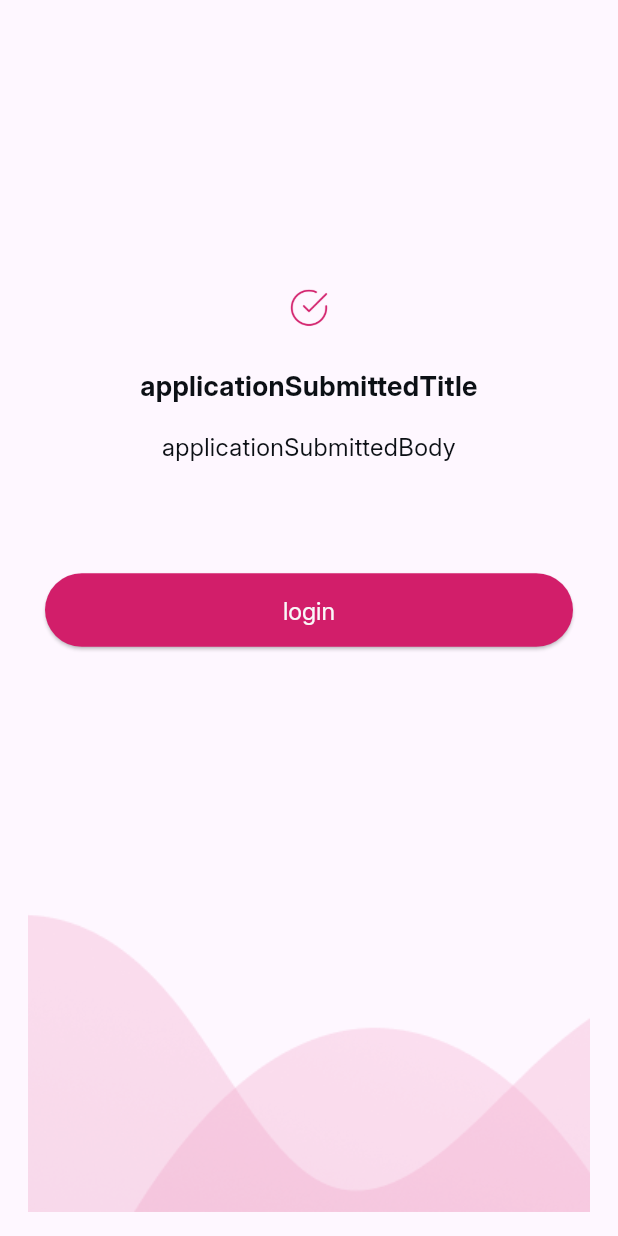
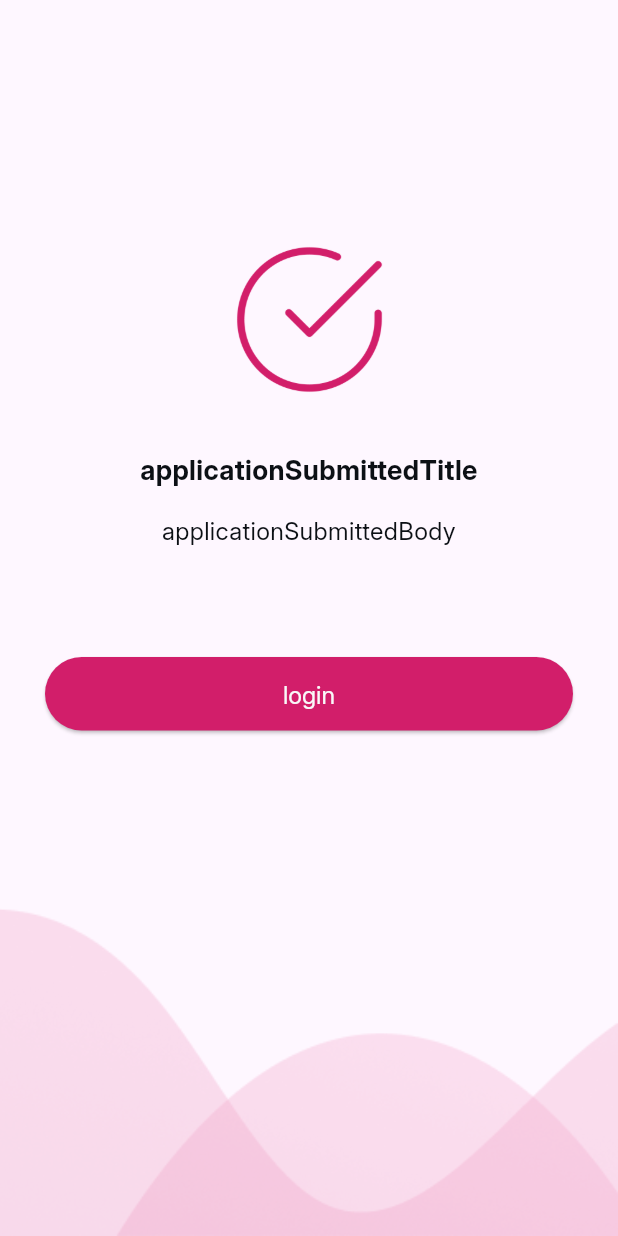
Before and after one commit to rafify2711/Traking-App, a Flutter app: the screen it shows after launch, on a phone screen of 412 x 824 dp. Run offline on Flutter 3.47's test engine with Material 3 defaults, Android fonts, the phone set to English and light mode, and no system bars; our stand-ins replace bloc, dio, easy_localization, equatable, flutter_bloc, flutter_secure_storage and 6 more; generated files the repository leaves out were written again.

Commit message:
fix ui success screen

```diff
--- a/lib/features/success_screen/success_screen.dart
+++ b/lib/features/success_screen/success_screen.dart
@@ -46,7 +46,10 @@ class SuccessScreen extends StatelessWidget {
           ),
         ),
       ),
-      bottomNavigationBar: Image.asset("assets/images/bg.png"),
+      bottomNavigationBar: Image.asset(
+        "assets/images/bg.png",
+        fit: BoxFit.contain,
+      ),
     );
   }
 }
--- a/lib/main.dart
+++ b/lib/main.dart
@@ -1,4 +1,4 @@
-import 'package:bloc/bloc.dart';
+// import 'package:bloc/bloc.dart';
 import 'package:easy_localization/easy_localization.dart';
 import 'package:flutter/material.dart';
 import 'package:flutter_bloc/flutter_bloc.dart';
@@ -22,9 +22,9 @@ void main() async {
 
   runApp(
     EasyLocalization(
-      supportedLocales: [Locale('en'), Locale('ar')],
+      supportedLocales: const [Locale('en'), Locale('ar')],
       path: 'assets/translations',
-      fallbackLocale: Locale('_languageCode'),
+      fallbackLocale: const Locale('_languageCode'),
       assetLoader: const CodegenLoader(),
       child: ChangeNotifierProvider(
         create: (_) => getIt<AppConfigProvider>(),
```
Also changed, not shown: assets/images/check-circle.png.
